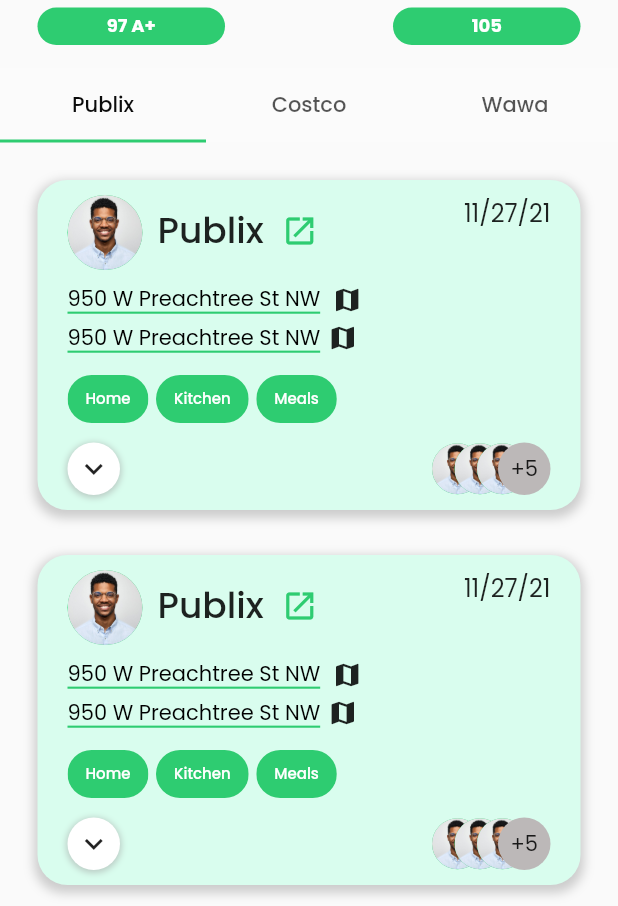
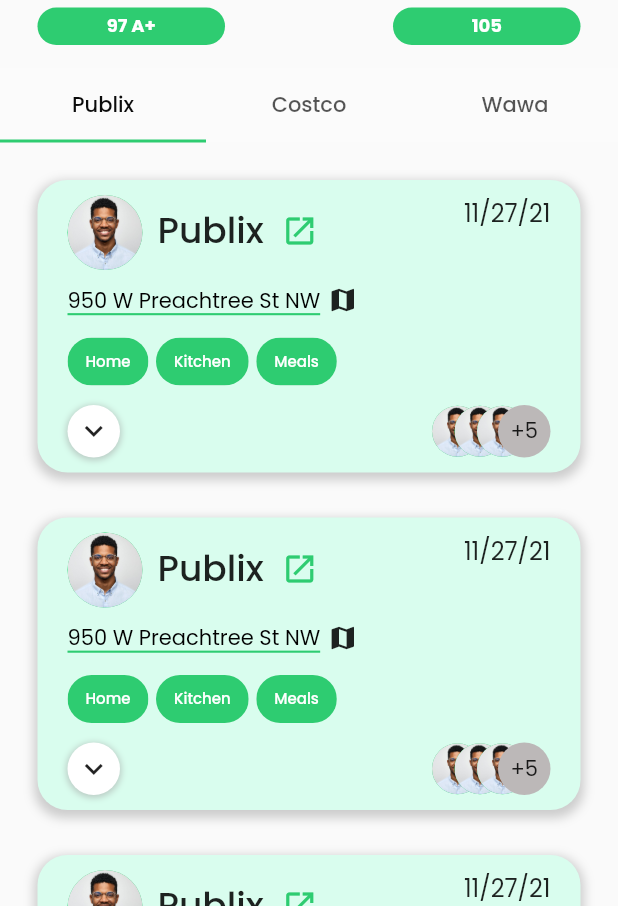
Before and after one commit to GroderApp/groder, a Flutter app: the screen it shows once a user with an empty profile is signed in, on a phone screen of 412 x 824 dp, the part 330-1236 px from its top. Run offline on Flutter 3.47's test engine with Material 2 defaults, Android fonts, the phone set to English and light mode, and no system bars; our stand-ins replace cloud_firestore, firebase_auth, firebase_core; missing offline and left inert: flappy_search_bar_ns; accounts and stored records are empty.

Commit message:
Fixed profile

```diff
--- a/lib/past_order.dart
+++ b/lib/past_order.dart
@@ -93,30 +93,6 @@ class PastOrder extends StatelessWidget {
               ],
             ),
             SizedBox(height: 10),
-            Row(
-              crossAxisAlignment: CrossAxisAlignment.center,
-              children: [
-                Text(
-                  "950 W Preachtree St NW",
-                  style: TextStyle(
-                    shadows: const [
-                      Shadow(color: Colors.black, offset: Offset(0, -3))
-                    ],
-                    color: Colors.transparent,
-                    decoration: TextDecoration.underline,
-                    decorationColor: GroderColors.green,
-                    decorationThickness: 2,
-                  ),
-                ),
-                IconButton(
-                  constraints: BoxConstraints(),
-                  onPressed: () {},
-                  icon: const Icon(Icons.map),
-                  iconSize: 20,
-                  padding: const EdgeInsets.fromLTRB(8, 0, 0, 5),
-                )
-              ],
-            ),
             Column(
               crossAxisAlignment: CrossAxisAlignment.start,
               children: [
```
Also changed, not shown: lib/order_fulfillment.dart (added, +15 -0 lines).
